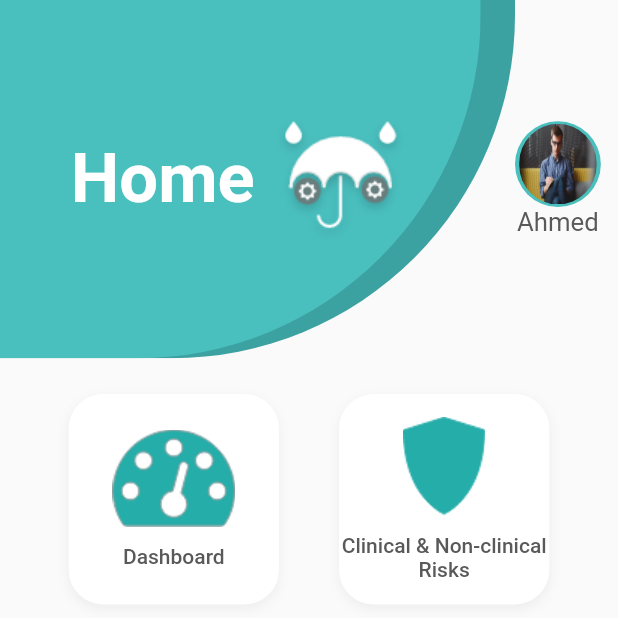
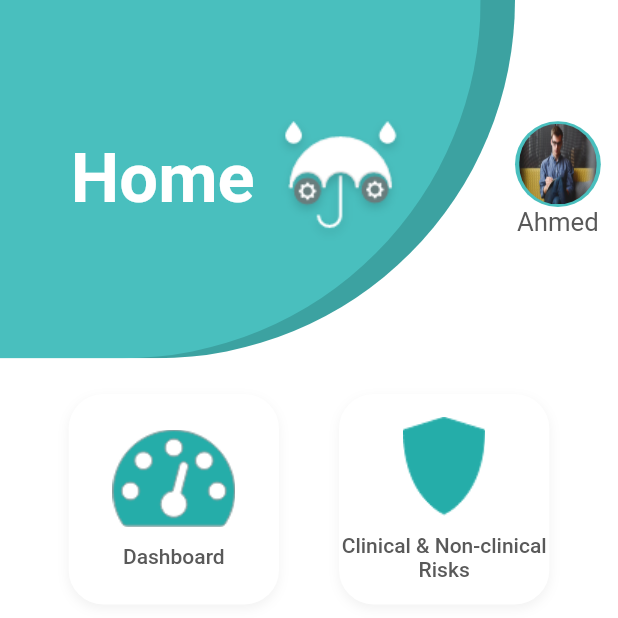
Before and after one commit to MostafaBastawy/Shadi_Task, a Flutter app: the screen it shows after launch, on a phone screen of 412 x 824 dp, the top half of it. Run offline on Flutter 3.47's test engine with Material 2 defaults, Android fonts, the light colour scheme and no system bars; our stand-ins replace firebase_core, flutter_bloc, flutter_screenutil, shared_preferences; accounts and stored records are empty.

Commit message:
initial commit

```diff
--- a/lib/modules/home_screen/home_screen.dart
+++ b/lib/modules/home_screen/home_screen.dart
@@ -63,7 +63,7 @@ class HomeScreen extends StatelessWidget {
                 alignment: AlignmentDirectional.topStart,
                 child: ClipRRect(
                   borderRadius: BorderRadius.only(
-                    bottomRight: Radius.circular(200.r),
+                    bottomRight: Radius.circular(300.r),
                   ),
                   child: Container(
                     width: 300.w,
@@ -76,11 +76,11 @@ class HomeScreen extends StatelessWidget {
                 alignment: AlignmentDirectional.topStart,
                 child: ClipRRect(
                   borderRadius: BorderRadius.only(
-                    bottomRight: Radius.circular(200.r),
+                    bottomRight: Radius.circular(300.r),
                   ),
                   child: Container(
                     width: 280.w,
-                    height: 230.h,
+                    height: 200.h,
                     color: figma49BFBE,
                     child: Row(
                       mainAxisAlignment: MainAxisAlignment.center,
@@ -97,6 +97,7 @@ class HomeScreen extends StatelessWidget {
                         SizedBox(width: 10.w),
                         Image.asset(
                           'assets/images/umbrella.png',
+                          fit: BoxFit.fill,
                         ),
                       ],
                     ),
--- a/lib/shared/styles/themes.dart
+++ b/lib/shared/styles/themes.dart
@@ -3,6 +3,8 @@ import 'package:flutter/services.dart';
 import 'package:shadi_systems_task/shared/styles/colors.dart';
 
 ThemeData lightTheme = ThemeData(
+  scaffoldBackgroundColor: figmaFFFFFF,
+  backgroundColor: figmaFFFFFF,
   appBarTheme: AppBarTheme(
       systemOverlayStyle: SystemUiOverlayStyle(
         statusBarColor: figmaFFFFFF,
@@ -10,6 +12,6 @@ ThemeData lightTheme = ThemeData(
         statusBarIconBrightness: Brightness.dark,
         systemStatusBarContrastEnforced: true,
       ),
-  ),
+      color: figmaFFFFFF),
 );
 ThemeData darkTheme = ThemeData();
```
Lines whose indentation alone changed are shown as unchanged.
